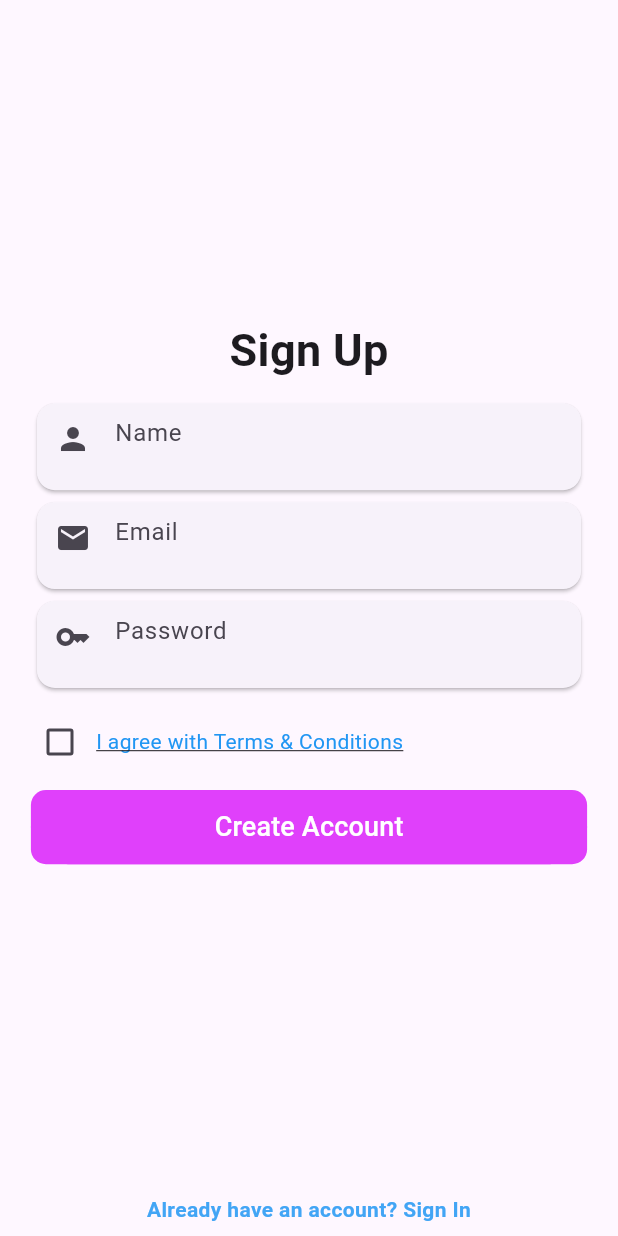
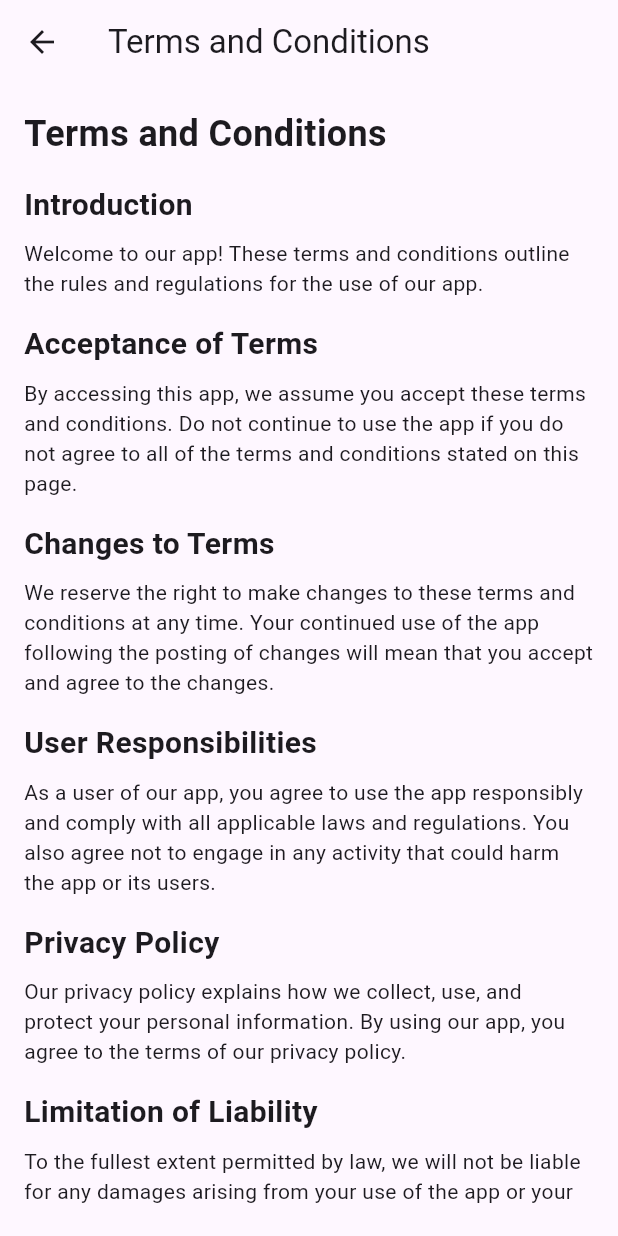
Before and after one commit to mrabdulla3/User-Authentication-App, a Flutter app: the screen it shows after launch, after a tap on "Sign In", after a tap on "Don't have an account? Sign Up", after a tap on "I agree with Terms & Conditions", on a phone screen of 412 x 824 dp. Run offline on Flutter 3.47's test engine with Material 3 defaults, Android fonts, the phone set to English and light mode, and no system bars; our stand-ins replace firebase_auth, firebase_core, google_fonts, google_sign_in; accounts and stored records are empty; Roboto replaces fonts that are missing (Acme).

Commit message:
files updated

```diff
--- a/lib/home.dart
+++ b/lib/home.dart
@@ -1,7 +1,10 @@
 import 'package:flutter/material.dart';
+import 'package:firebase_auth/firebase_auth.dart';
 
 class Home extends StatefulWidget {
-  const Home({super.key});
+  final User user;
+
+  Home({required this.user});
 
   @override
   State<Home> createState() => _HomeState();
@@ -12,8 +15,19 @@ class _HomeState extends State<Home> {
   Widget build(BuildContext context) {
     return Scaffold(
       appBar: AppBar(
-        title: Text("Home"),
-        centerTitle: true,
+        title: Text('Profile Page'),
+        leading:IconButton(onPressed: (){
+          Navigator.of(context).pop();
+        }, icon: Icon(Icons.arrow_back_rounded))
+
+      ),
+      body: Center(
+        child: Column(
+          mainAxisAlignment: MainAxisAlignment.center,
+          children: <Widget>[
+            Text('Welcome, ${widget.user.email}!', style: TextStyle(fontSize: 20)),
+          ],
+        ),
       ),
     );
   }
--- a/lib/signin_page.dart
+++ b/lib/signin_page.dart
@@ -1,12 +1,10 @@
 import 'package:firebase_auth/firebase_auth.dart';
 import 'package:flutter/material.dart';
-import 'package:flutter_facebook_auth/flutter_facebook_auth.dart';
 import 'package:google_fonts/google_fonts.dart';
 import 'package:google_sign_in/google_sign_in.dart';
 import 'package:user_authentication/forgotPassword.dart';
-import 'package:google_fonts/google_fonts.dart';
+import 'home.dart';
 
-import 'Home.dart';
 
 class SignInPage extends StatefulWidget {
   @override
@@ -17,6 +15,7 @@ class _SignInPageState extends State<SignInPage> {
   final FirebaseAuth _auth = FirebaseAuth.instance;
   String email = "", password = "";
   bool rememberMe = false;
+  bool _paaswordVisible=false;
 
   TextEditingController mailController = new TextEditingController();
   TextEditingController passwordController = new TextEditingController();
@@ -25,11 +24,11 @@ class _SignInPageState extends State<SignInPage> {
 
   userLogin() async {
     try {
-      await FirebaseAuth.instance
+      UserCredential userCredential=await FirebaseAuth.instance
           .signInWithEmailAndPassword(email: email, password: password);
 
       Navigator.pushReplacement(
-          context, MaterialPageRoute(builder: (context) => Home()));
+          context, MaterialPageRoute(builder: (context) => Home(user: userCredential.user!)));
     } on FirebaseAuthException catch (e) {
       if (e.code == 'user-not-found') {
         ScaffoldMessenger.of(context).showSnackBar(SnackBar(
@@ -51,16 +50,19 @@ class _SignInPageState extends State<SignInPage> {
 
   Future<User?> signInWithGoogle() async {
     final GoogleSignIn googleSignIn = GoogleSignIn();
-    final GoogleSignInAccount? googleSignInAccount = await googleSignIn.signIn();
+    final GoogleSignInAccount? googleSignInAccount =
+        await googleSignIn.signIn();
     if (googleSignInAccount != null) {
-      final GoogleSignInAuthentication googleSignInAuthentication = await googleSignInAccount.authentication;
+      final GoogleSignInAuthentication googleSignInAuthentication =
+          await googleSignInAccount.authentication;
       final AuthCredential credential = GoogleAuthProvider.credential(
         accessToken: googleSignInAuthentication.accessToken,
         idToken: googleSignInAuthentication.idToken,
       );
 
       try {
-        final UserCredential userCredential = await _auth.signInWithCredential(credential);
+        final UserCredential userCredential =
+            await _auth.signInWithCredential(credential);
         return userCredential.user;
       } on FirebaseAuthException catch (e) {
         print(e.message);
@@ -69,36 +71,6 @@ class _SignInPageState extends State<SignInPage> {
     return null;
   }
 
-  /*Future<User?> signInWithFacebook() async {
-    try {
-      final LoginResult result = await FacebookAuth.instance.login();
-
-      if (result.status == LoginStatus.success) {
-        final AccessToken accessToken = result.accessToken!;
-        final AuthCredential credential = FacebookAuthProvider.credential(accessToken.token);
-
-        final UserCredential userCredential = await _auth.signInWithCredential(credential);
-        return userCredential.user;
-      } else {
-        print(result.status);
-        print(result.message);
-      }
-    } on FirebaseAuthException catch (e) {
-      print(e.message);
-      ScaffoldMessenger.of(context).showSnackBar(
-        SnackBar(
-          backgroundColor: Colors.red,
-          content: Text(
-            e.message ?? "An error occurred",
-            style: TextStyle(fontSize: 18.0),
-          ),
-        ),
-      );
-    }
-    return null;
-  }
-
-*/
   @override
   Widget build(BuildContext context) {
     double screenHeight = MediaQuery.of(context).size.height;
@@ -112,7 +84,8 @@ class _SignInPageState extends State<SignInPage> {
           children: [
             Text(
               'Sign In',
-              style: GoogleFonts.acme(fontSize: 30, fontWeight: FontWeight.w600),
+              style:
+                  GoogleFonts.acme(fontSize: 30, fontWeight: FontWeight.w600),
             ),
             SizedBox(
               height: 10,
@@ -132,7 +105,7 @@ class _SignInPageState extends State<SignInPage> {
                     },
                     controller: mailController,
                     decoration: InputDecoration(
-                        hintText: 'Username or email',
+                        hintText: 'email',
                         border: InputBorder.none,
                         prefixIcon: Icon(Icons.person)),
                   ),
@@ -153,11 +126,17 @@ class _SignInPageState extends State<SignInPage> {
                       return null;
                     },
                     controller: passwordController,
+                    obscureText: !_paaswordVisible,
                     decoration: InputDecoration(
                         hintText: 'Password',
                         border: InputBorder.none,
+                        suffixIcon: IconButton(icon: Icon(_paaswordVisible? Icons.visibility:Icons.visibility_off),onPressed: (){
+                          setState(() {
+                            _paaswordVisible=!_paaswordVisible;
+                          });
+                        },),
                         prefixIcon: Icon(Icons.key)),
-                    obscureText: true,
+
                   ),
                 ),
               ),
@@ -176,7 +155,10 @@ class _SignInPageState extends State<SignInPage> {
                         });
                       },
                     ),
-                    Text('Remember me'),
+                    Text(
+                      'Remember me',
+                      style: GoogleFonts.abyssinicaSil(),
+                    ),
                   ],
                 ),
                 TextButton(
@@ -187,7 +169,10 @@ class _SignInPageState extends State<SignInPage> {
                           builder: (context) => ForgotPassword(),
                         ));
                   },
-                  child: Text('Forgot Password?'),
+                  child: Text(
+                    'Forgot Password?',
+                    style: GoogleFonts.abyssinicaSil(),
+                  ),
                 ),
               ],
             ),
@@ -212,30 +197,30 @@ class _SignInPageState extends State<SignInPage> {
                 },
                 child: Text(
                   'Sign In',
-                  style: TextStyle(fontSize: 18, color: Colors.white),
+                  style:
+                      GoogleFonts.aclonica(fontSize: 16, color: Colors.white),
                 ),
               ),
             ),
             SizedBox(height: 8),
-            Text('Or', style: TextStyle(color: Colors.grey)),
+            Text('Or', style: GoogleFonts.abrilFatface(color: Colors.grey)),
             SizedBox(height: 8),
-            ElevatedButton.icon(
+            Container(
+              width: screenWidth * 0.9,
+              decoration: BoxDecoration(
+                  color: Colors.grey.shade100,
+                  borderRadius: BorderRadius.circular(10)),
+              child: TextButton.icon(
                 onPressed: () {
                   signInWithGoogle();
                 },
                 icon: Icon(Icons.login),
                 label: Text('Continue With Google'),
-              style: ElevatedButton.styleFrom(backgroundColor: Colors.white),
+                style: ElevatedButton.styleFrom(
+                    backgroundColor: Colors.grey.shade100),
               ),
-            ElevatedButton.icon(
-              onPressed: () {
-                //signInWithFacebook();
-              },
-              icon: Icon(Icons.facebook),
-              label: Text('Continue With Facebook'),
-              style: ElevatedButton.styleFrom(
-                  backgroundColor: Colors.blue.shade100),
             ),
+
           ],
         ),
       ),
--- a/lib/signup_page.dart
+++ b/lib/signup_page.dart
@@ -1,7 +1,8 @@
 import 'package:firebase_auth/firebase_auth.dart';
 import 'package:flutter/material.dart';
 import 'package:google_fonts/google_fonts.dart';
-import 'Home.dart';
+import 'package:user_authentication/terms_and_conditions.dart';
+import 'home.dart';
 
 class SignUpPage extends StatefulWidget {
   @override
@@ -11,6 +12,8 @@ class SignUpPage extends StatefulWidget {
 class _SignUpPageState extends State<SignUpPage> {
   String name = "", email = "", password = "";
   bool isChecked = false;
+  bool _passwordVisible=false;
+
 
   TextEditingController nameController = new TextEditingController();
 
@@ -34,7 +37,7 @@ class _SignUpPageState extends State<SignUpPage> {
         )));
         // ignore: use_build_context_synchronously
         Navigator.pushReplacement(
-            context, MaterialPageRoute(builder: (context) => Home()));
+            context, MaterialPageRoute(builder: (context) => Home(user: userCredential.user!,)));
       } on FirebaseAuthException catch (e) {
         if (e.code == 'weak-password') {
           ScaffoldMessenger.of(context).showSnackBar(SnackBar(
@@ -126,11 +129,18 @@ class _SignUpPageState extends State<SignUpPage> {
                     return null;
                   },
                   controller: passwordController,
+                  obscureText: !_passwordVisible,
                   decoration: InputDecoration(
                       hintText: 'Password',
                       border: InputBorder.none,
-                      prefixIcon: Icon(Icons.key)),
-                  obscureText: true,
+                      prefixIcon: Icon(Icons.key),
+                    suffixIcon: IconButton(icon: Icon(_passwordVisible? Icons.visibility:Icons.visibility_off),onPressed: (){
+                      setState(() {
+                        _passwordVisible=!_passwordVisible;
+                      });
+                    },),
+                  ),
+
                 ),
               ),
             ),
@@ -145,10 +155,12 @@ class _SignUpPageState extends State<SignUpPage> {
                       });
                     }),
                 GestureDetector(
-                  onTap: () {},
+                  onTap: () {
+                    Navigator.push(context, MaterialPageRoute(builder: (context) => TermsAndConditionsPage(),));
+                  },
                   child: Text(
                     'I agree with Terms & Conditions',
-                    style: TextStyle(
+                    style: GoogleFonts.abyssinicaSil(
                       decoration: TextDecoration.underline,
                       color: Colors.blue,
                     ),
@@ -178,7 +190,7 @@ class _SignUpPageState extends State<SignUpPage> {
                 },
                 child: Text(
                   'Create Account',
-                  style: TextStyle(fontSize: 18, color: Colors.white),
+                  style: GoogleFonts.aclonica(fontSize: 16, color: Colors.white),
                 ),
               ),
             ),
--- /dev/null
+++ b/lib/terms_and_conditions.dart
@@ -0,0 +1,89 @@
+import 'package:flutter/material.dart';
+
+class TermsAndConditionsPage extends StatelessWidget {
+  @override
+  Widget build(BuildContext context) {
+    return Scaffold(
+      appBar: AppBar(
+        title: Text('Terms and Conditions'),
+      ),
+      body: Padding(
+        padding: const EdgeInsets.all(16.0),
+        child: SingleChildScrollView(
+          child: Column(
+            crossAxisAlignment: CrossAxisAlignment.start,
+            children: [
+              Text(
+                'Terms and Conditions',
+                style: TextStyle(fontSize: 24, fontWeight: FontWeight.bold),
+              ),
+              SizedBox(height: 16),
+              Text(
+                'Introduction',
+                style: TextStyle(fontSize: 20, fontWeight: FontWeight.bold),
+              ),
+              SizedBox(height: 8),
+              Text(
+                'Welcome to our app! These terms and conditions outline the rules and regulations for the use of our app.',
+              ),
+              SizedBox(height: 16),
+              Text(
+                'Acceptance of Terms',
+                style: TextStyle(fontSize: 20, fontWeight: FontWeight.bold),
+              ),
+              SizedBox(height: 8),
+              Text(
+                'By accessing this app, we assume you accept these terms and conditions. Do not continue to use the app if you do not agree to all of the terms and conditions stated on this page.',
+              ),
+              SizedBox(height: 16),
+              Text(
+                'Changes to Terms',
+                style: TextStyle(fontSize: 20, fontWeight: FontWeight.bold),
+              ),
+              SizedBox(height: 8),
+              Text(
+                'We reserve the right to make changes to these terms and conditions at any time. Your continued use of the app following the posting of changes will mean that you accept and agree to the changes.',
+              ),
+              SizedBox(height: 16),
+              Text(
+                'User Responsibilities',
+                style: TextStyle(fontSize: 20, fontWeight: FontWeight.bold),
+              ),
+              SizedBox(height: 8),
+              Text(
+                'As a user of our app, you agree to use the app responsibly and comply with all applicable laws and regulations. You also agree not to engage in any activity that could harm the app or its users.',
+              ),
+              SizedBox(height: 16),
+              Text(
+                'Privacy Policy',
+                style: TextStyle(fontSize: 20, fontWeight: FontWeight.bold),
+              ),
+              SizedBox(height: 8),
+              Text(
+                'Our privacy policy explains how we collect, use, and protect your personal information. By using our app, you agree to the terms of our privacy policy.',
+              ),
+              SizedBox(height: 16),
+              Text(
+                'Limitation of Liability',
+                style: TextStyle(fontSize: 20, fontWeight: FontWeight.bold),
+              ),
+              SizedBox(height: 8),
+              Text(
+                'To the fullest extent permitted by law, we will not be liable for any damages arising from your use of the app or your inability to use the app.',
+              ),
+              SizedBox(height: 16),
+              Text(
+                'Contact Us',
+                style: TextStyle(fontSize: 20, fontWeight: FontWeight.bold),
+              ),
+              SizedBox(height: 8),
+              Text(
+                'If you have any questions or concerns about these terms and conditions, please contact us at support@example.com.',
+              ),
+            ],
+          ),
+        ),
+      ),
+    );
+  }
+}
--- a/pubspec.yaml
+++ b/pubspec.yaml
@@ -32,7 +32,6 @@ dependencies:
     sdk: flutter
   firebase_core: ^3.1.1
   firebase_auth: ^5.1.1
-  flutter_facebook_auth: ^7.0.1
   google_sign_in: ^6.2.1
   google_fonts: ^6.2.1
 
@@ -64,8 +63,8 @@ flutter:
   uses-material-design: true
 
   # To add assets to your application, add an assets section, like this:
-  # assets:
-  #   - images/a_dot_burr.jpeg
+assets:
+  - assets/
   #   - images/a_dot_ham.jpeg
 
   # An image asset can refer to one or more resolution-specific "variants", see
```
Also changed, not shown: pubspec.lock, 5 other files. Lines whose indentation alone changed are shown as unchanged.
